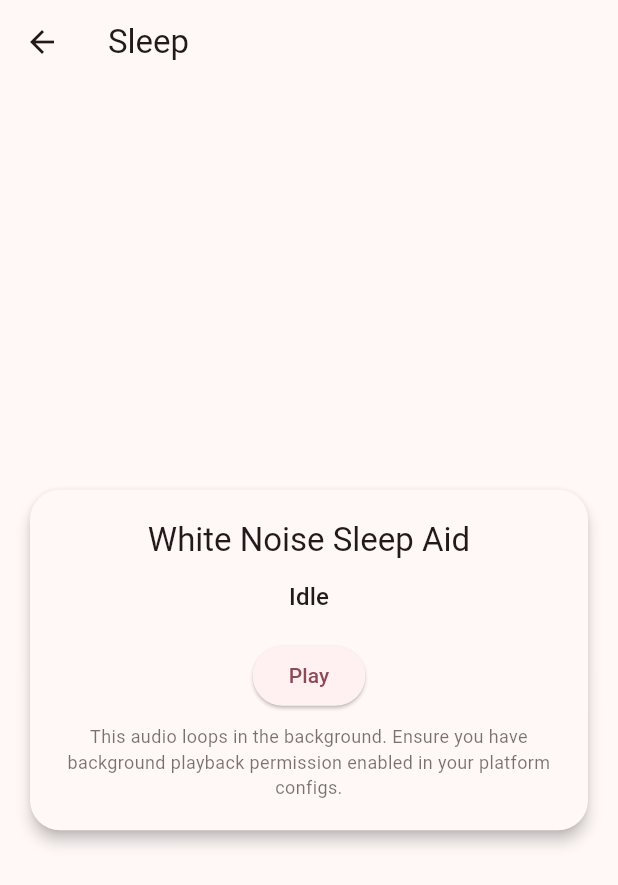
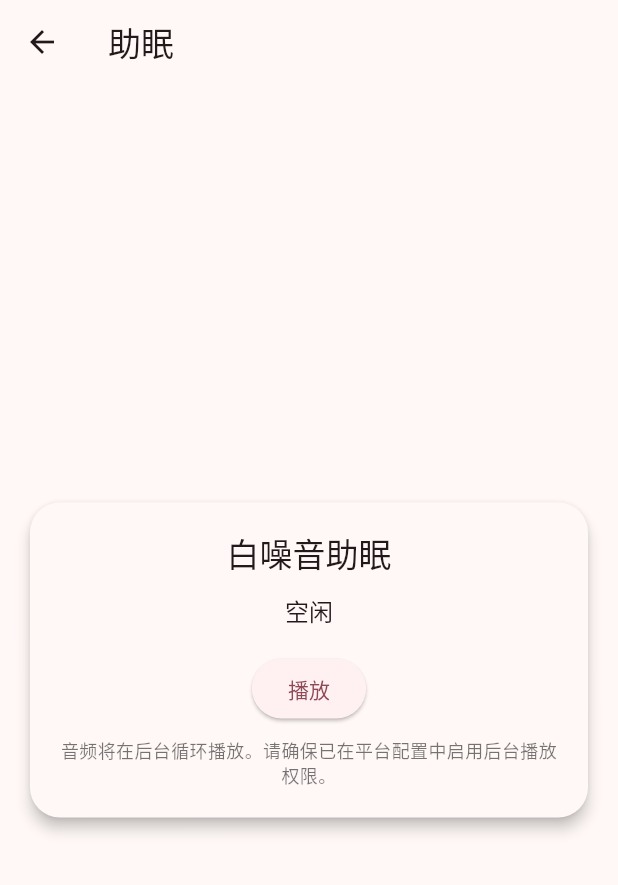
Before and after one commit to Gitronlee/baby-assistant, a Flutter app: the screen it shows after launch, after a tap on "小宝助眠", on a phone screen of 412 x 824 dp. Shown: the top 885 px of the screen. Run offline on Flutter 3.47's test engine with Material 3 defaults, Android fonts, the light colour scheme and no system bars; our stand-ins replace audioplayers, fl_chart, shared_preferences.

Commit message:
优化APP：中文界面，修改助眠功能，添加本地化支持

```diff
--- a/lib/main.dart
+++ b/lib/main.dart
@@ -1,4 +1,5 @@
 import 'package:flutter/material.dart';
+import 'package:flutter_localizations/flutter_localizations.dart';
 import 'screens/sleep_screen.dart';
 import 'screens/weight_screen.dart';
 import 'screens/feeding_screen.dart';
@@ -29,6 +30,16 @@
           ),
         ),
       ),
+      localizationsDelegates: const [
+        GlobalMaterialLocalizations.delegate,
+        GlobalWidgetsLocalizations.delegate,
+        GlobalCupertinoLocalizations.delegate,
+      ],
+      supportedLocales: const [
+        Locale('zh', 'CN'),
+        Locale('en', 'US'),
+      ],
+      locale: const Locale('zh', 'CN'),
       home: const HomeScreen(),
     );
   }
--- a/lib/screens/sleep_screen.dart
+++ b/lib/screens/sleep_screen.dart
@@ -10,7 +10,7 @@
 class _SleepScreenState extends State<SleepScreen> {
   final AudioPlayer _audioPlayer = AudioPlayer();
   bool _isPlaying = false;
-  String _status = "Idle";
+  String _status = "空闲";
 
   @override
   void initState() {
@@ -20,15 +20,16 @@
 
   Future<void> _play() async {
     try {
-      await _audioPlayer.setSourceAsset("hair_dryer.mp3");
+      // 使用网络音频源（请替换为实际的吹风机白噪音URL）
+      await _audioPlayer.setSourceUrl("https://www.example.com/hair-dryer.mp3");
       await _audioPlayer.resume();
       setState(() {
         _isPlaying = true;
-        _status = "Playing hair dryer white noise…";
+        _status = "正在播放吹风机白噪音…";
       });
     } catch (e) {
       setState(() {
-        _status = "Error loading audio: $e";
+        _status = "加载音频失败: $e";
       });
     }
   }
@@ -37,7 +38,7 @@
     await _audioPlayer.pause();
     setState(() {
       _isPlaying = false;
-      _status = "Paused";
+      _status = "已暂停";
     });
   }
 
@@ -59,7 +60,7 @@
   Widget build(BuildContext context) {
     final cardColor = Theme.of(context).cardColor;
     return Scaffold(
-      appBar: AppBar(title: const Text("Sleep")),
+      appBar: AppBar(title: const Text("助眠")),
       body: Center(
         child: Padding(
           padding: const EdgeInsets.all(16.0),
@@ -71,14 +72,14 @@
               child: Column(
                 mainAxisSize: MainAxisSize.min,
                 children: [
-                  Text("White Noise Sleep Aid", style: Theme.of(context).textTheme.titleLarge),
+                  Text("白噪音助眠", style: Theme.of(context).textTheme.titleLarge),
                   const SizedBox(height: 12),
                   Text(_status, style: Theme.of(context).textTheme.titleMedium),
                   const SizedBox(height: 16),
-                  ElevatedButton(onPressed: _toggle, child: Text(_isPlaying ? "Pause" : "Play")),
+                  ElevatedButton(onPressed: _toggle, child: Text(_isPlaying ? "暂停" : "播放")),
                   const SizedBox(height: 8),
                   const Text(
-                    "This audio loops in the background. Ensure you have background playback permission enabled in your platform configs.",
+                    "音频将在后台循环播放。请确保已在平台配置中启用后台播放权限。",
                     textAlign: TextAlign.center,
                     style: TextStyle(fontSize: 12, color: Colors.black54),
                   ),
--- a/pubspec.yaml
+++ b/pubspec.yaml
@@ -29,6 +29,8 @@
 # versions available, run `flutter pub outdated`.
 dependencies:
   flutter:
+    sdk: flutter
+  flutter_localizations:
     sdk: flutter
 
   # The following adds the Cupertino Icons font to your application.
```
Also changed, not shown: pubspec.lock.
